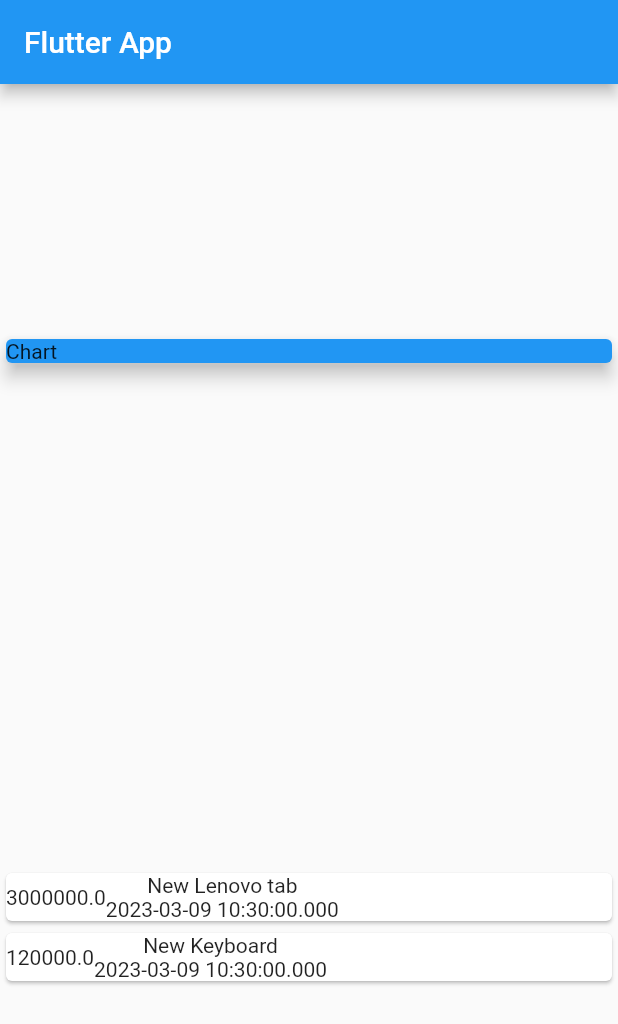
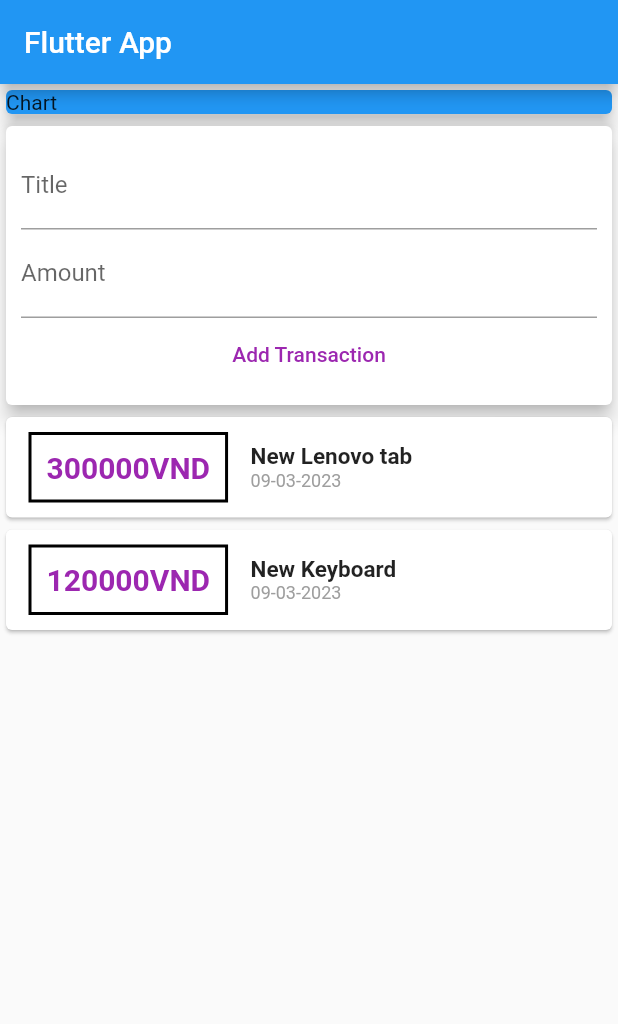
Before and after one commit to Th3FatGuy/personal-expenses-app, a Flutter app: the screen it shows after launch, on a phone screen of 412 x 824 dp. Shown: the top 1024 px of the screen. Run offline on Flutter 3.47's test engine with Material 2 defaults, Android fonts, the phone set to English and light mode, and no system bars.

Commit message:
updating file + divived main into smaller file

```diff
--- a/lib/main.dart
+++ b/lib/main.dart
@@ -1,6 +1,7 @@
 import 'package:flutter/material.dart';
+import 'package:personal_expenses_app/widget/new_transaction.dart';
 
-import './transaction.dart'; //create a transaction file with the constructor of transaction
+import './widget/user_transaction.dart';
 
 void main() => runApp(MyApp());
 
@@ -12,32 +13,27 @@ class MyApp extends StatelessWidget {
       home: MyHomePage(),
     );
   }
-}
+} //creating app title
 
 class MyHomePage extends StatelessWidget {
-  final List<Transaction> transaction = [
-    Transaction(
-      id: '16035',
-      title: 'New Lenovo tab',
-      amount: 3000000,
-      date: DateTime.now(),
-    ),
-    Transaction(
-      id: '16036',
-      title: 'New Keyboard',
-      amount: 120000,
-      date: DateTime.now(),
-    )
-  ];
+  // late String titleInput;
+  // late String amountInput;
+  final titleController = TextEditingController();
+  final amountController = TextEditingController();
+  //creating fake date for the app
 
   @override
   Widget build(BuildContext context) {
     return Scaffold(
       appBar: AppBar(
         title: Text('Flutter App'),
-      ),
-      body: Column(
-          mainAxisAlignment: MainAxisAlignment.spaceAround,
+      ), //app title
+      body:
+          //SingleChildScrollView(
+          //let the all page scrollable, it need to know the height so it can scroll on that.
+          Column(
+        //create body page
+        mainAxisAlignment: MainAxisAlignment.start,
         children: <Widget>[
           Container(
             width: double.infinity,
@@ -47,25 +43,10 @@ class MyHomePage extends StatelessWidget {
               elevation: 5,
             ),
           ),
-            Column(
-              children: transaction.map((tx) {
-                return Card(
-                  child: Row(children: [
-                    //create a row that to display the amount
-                    Container(
-                      child: Text(tx.amount.toString()),
+          UserTransactions(),
+        ],
       ),
-                    Column(
-                      children: [
-                        Text(tx.title),
-                        Text(tx.date.toString()),
-                      ],
-                    )
-                  ]),
-                );
-              }).toList(),
-            ),
-          ]),
+      //),
     );
   }
 }
--- /dev/null
+++ b/lib/widget/new_transaction.dart
@@ -0,0 +1,53 @@
+import 'package:flutter/src/widgets/framework.dart';
+import 'package:flutter/src/widgets/placeholder.dart';
+
+import 'package:flutter/material.dart';
+
+import './user_transaction.dart';
+
+class NewTransaction extends StatelessWidget {
+  final Function addTx;
+  final titleController = TextEditingController();
+  final amountController = TextEditingController();
+
+  NewTransaction(this.addTx);
+
+  @override
+  Widget build(BuildContext context) {
+    return Card(
+      //return the field for data inputing
+      elevation: 5, //define inner spacing
+      child: Container(
+        padding: EdgeInsets.all(10),
+        child: Column(
+          children: [
+            TextField(
+              decoration: InputDecoration(labelText: 'Title'),
+              controller: titleController,
+              // onChanged: (value) {
+              //   titleInput = value;
+              // },
+            ), //recived user input
+            TextField(
+              decoration: InputDecoration(labelText: 'Amount'),
+              controller: amountController,
+              // onChanged: (value) {
+              //   amountInput = value;
+              // },
+            ),
+            TextButton(
+              child: Text('Add Transaction'),
+              style: TextButton.styleFrom(
+                foregroundColor: Colors.purple,
+              ),
+              onPressed: () {
+                addTx(
+                    titleController.text, double.parse(amountController.text));
+              },
+            ),
+          ],
+        ),
+      ),
+    );
+  }
+}
--- /dev/null
+++ b/lib/widget/transaction_list.dart
@@ -0,0 +1,65 @@
+import 'package:flutter/material.dart';
+import 'package:intl/intl.dart';
+
+import '../models/transaction.dart';
+
+class TransactionList extends StatelessWidget {
+  final List<Transaction> transaction; //create list of transaction
+
+  TransactionList(this.transaction); //contruction to receive data
+
+  @override
+  Widget build(BuildContext context) {
+    return Container(
+      height: 300,
+      child: ListView(
+        // returning column of text
+        //column in column
+        children: transaction.map((tx) {
+          return Card(
+            child: Row(children: [
+              //create a row that to display the amount
+              Container(
+                margin: EdgeInsets.symmetric(
+                  vertical: 10,
+                  horizontal: 15,
+                ),
+                decoration: BoxDecoration(
+                  border: Border.all(
+                      color: Colors.black, width: 2), /*create boder box*/
+                ),
+                padding: EdgeInsets.all(10),
+                child: Text(
+                  '${tx.amount.toInt()}VND',
+                  style: TextStyle(
+                      fontWeight: FontWeight.bold,
+                      fontSize: 20,
+                      color: Colors.purple),
+                ),
+              ),
+              Column(
+                crossAxisAlignment: CrossAxisAlignment.start,
+                children: [
+                  Text(
+                    tx.title,
+                    style: TextStyle(
+                      fontWeight: FontWeight.bold,
+                      fontSize: 15,
+                    ),
+                  ),
+                  Text(
+                    DateFormat('dd-MM-yyyy').format(tx.date),
+                    style: TextStyle(
+                      fontSize: 12,
+                      color: Colors.grey,
+                    ),
+                  ),
+                ],
+              )
+            ]),
+          );
+        }).toList(),
+      ),
+    );
+  }
+}
--- /dev/null
+++ b/lib/widget/user_transaction.dart
@@ -0,0 +1,50 @@
+import 'package:flutter/material.dart';
+
+import './transaction_list.dart';
+import './new_transaction.dart';
+import '../models/transaction.dart';
+
+class UserTransactions extends StatefulWidget {
+  @override
+  _UserTransactionsState createState() => _UserTransactionsState();
+}
+
+class _UserTransactionsState extends State<UserTransactions> {
+  final List<Transaction> _userTransaction = [
+    Transaction(
+      id: '16035',
+      title: 'New Lenovo tab',
+      amount: 300000,
+      date: DateTime.now(),
+    ),
+    Transaction(
+      id: '16036',
+      title: 'New Keyboard',
+      amount: 120000,
+      date: DateTime.now(),
+    )
+  ];
+
+  void _addNewTransaction(String txTitle, double txAmount) {
+    final newTx = Transaction(
+      title: txTitle,
+      amount: txAmount,
+      date: DateTime.now(),
+      id: DateTime.now().toString(),
+    );
+
+    setState(() {
+      _userTransaction.add(newTx);
+    });
+  }
+
+  @override
+  Widget build(BuildContext context) {
+    return Column(
+      children: [
+        NewTransaction(_addNewTransaction),
+        TransactionList(_userTransaction)
+      ],
+    );
+  }
+}
--- a/pubspec.yaml
+++ b/pubspec.yaml
@@ -30,6 +30,7 @@ environment:
 dependencies:
   flutter:
     sdk: flutter
+  intl: ^0.18.0
 
 
   # The following adds the Cupertino Icons font to your application.
```
Also changed, not shown: lib/models/transaction.dart (renamed from lib/transaction.dart), pubspec.lock. Lines whose indentation alone changed are shown as unchanged.
